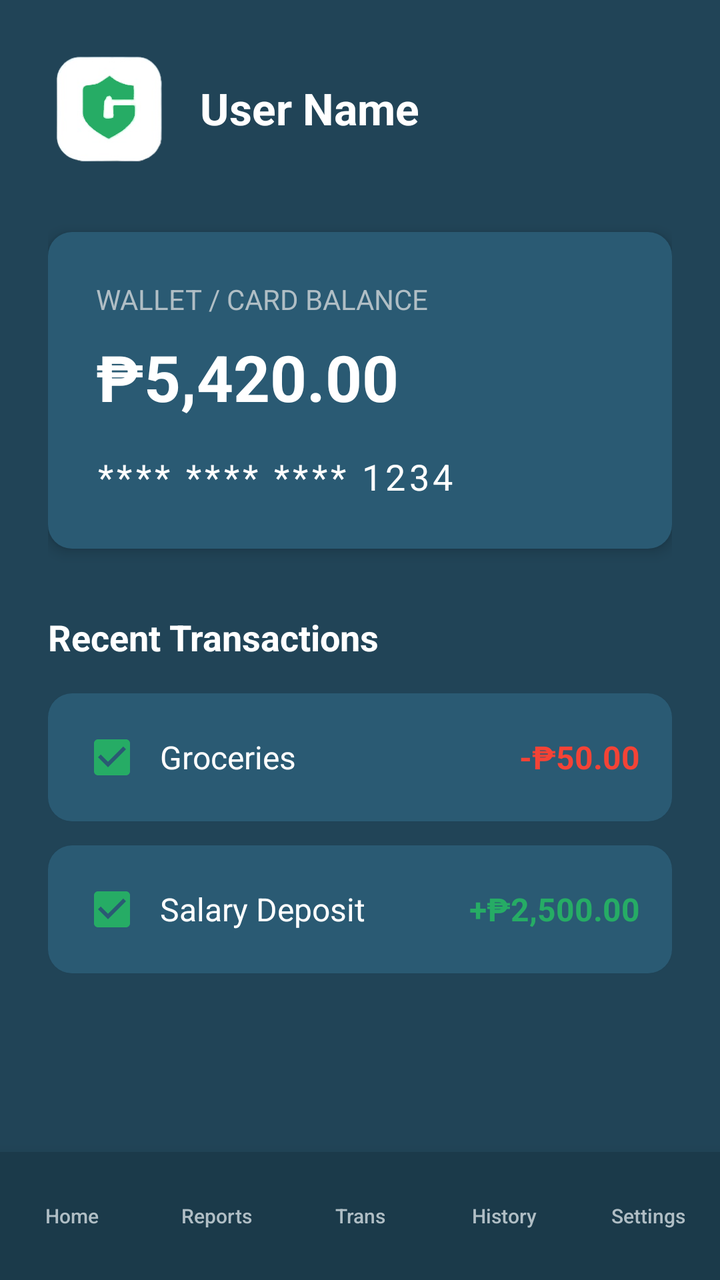
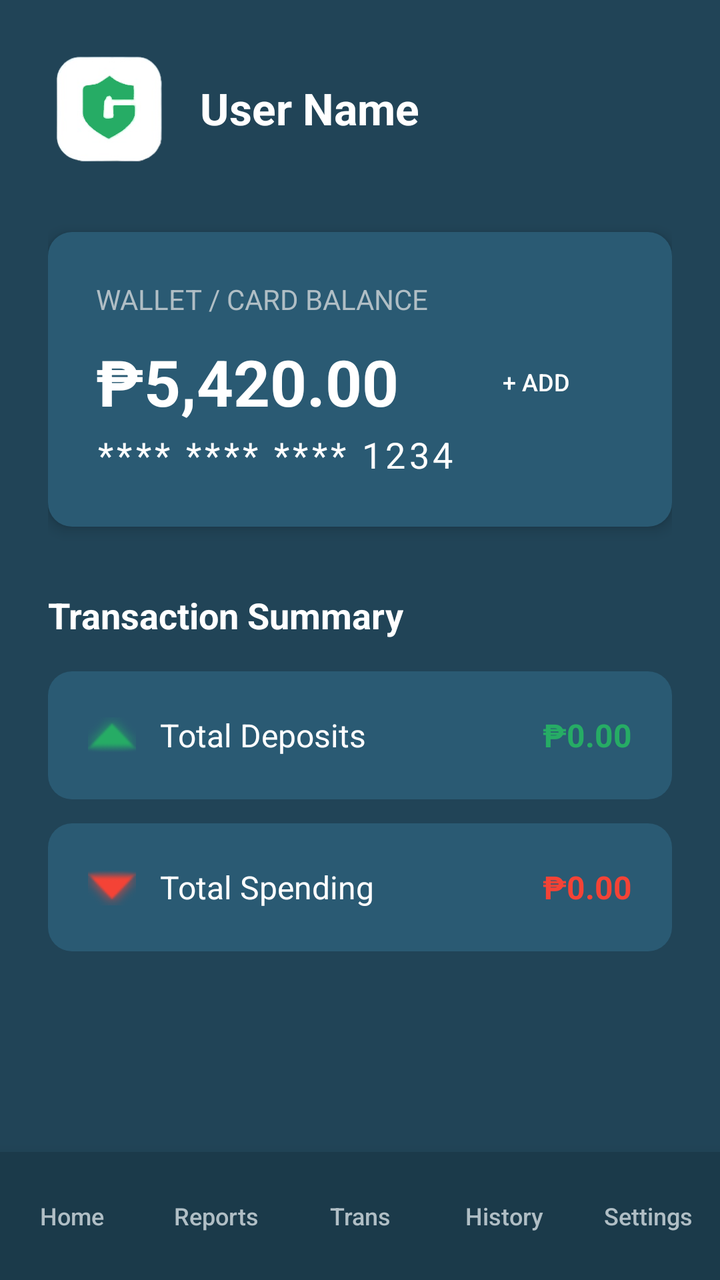

Two renders of the same Android screen: before a commit and after it. Below are the layout's source before the change and the commit's diff.
<!-- AndroidManifest.xml: application theme Theme.CashGuard -->
<!-- res/layout/activity_transactions.xml -->
<?xml version="1.0" encoding="utf-8"?>
<LinearLayout xmlns:android="http://schemas.android.com/apk/res/android"
    android:layout_width="match_parent"
    android:layout_height="match_parent"
    android:background="@color/dark_teal"
    android:orientation="vertical">

    <ScrollView
        android:layout_width="match_parent"
        android:layout_height="0dp"
        android:layout_weight="1">

        <LinearLayout
            android:layout_width="match_parent"
            android:layout_height="wrap_content"
            android:orientation="vertical"
            android:padding="24dp">

            
            <LinearLayout
                android:layout_width="match_parent"
                android:layout_height="wrap_content"
                android:orientation="horizontal"
                android:gravity="center_vertical"
                android:layout_marginBottom="32dp">

                <ImageView
                    android:layout_width="60dp"
                    android:layout_height="60dp"
                    android:src="@drawable/cashguard_logo"
                    android:layout_marginEnd="16dp"
                    android:contentDescription="Profile Image"/>

                <TextView
                    android:id="@+id/tvTransactionUser"
                    android:layout_width="wrap_content"
                    android:layout_height="wrap_content"
                    android:text="User Name"
                    android:textColor="@color/white"
                    android:textSize="22sp"
                    android:textStyle="bold"/>
            </LinearLayout>

            
            <LinearLayout
                android:layout_width="match_parent"
                android:layout_height="wrap_content"
                android:background="@drawable/bg_rounded_card"
                android:padding="24dp"
                android:orientation="vertical"
                android:layout_marginBottom="32dp"
                android:elevation="4dp">

                <TextView
                    android:layout_width="wrap_content"
                    android:layout_height="wrap_content"
                    android:text="Wallet / Card Balance"
                    android:textColor="@color/text_hint"
                    android:textSize="14sp"
                    android:textAllCaps="true"
                    android:layout_marginBottom="8dp"/>

                <TextView
                    android:layout_width="wrap_content"
                    android:layout_height="wrap_content"
                    android:text="₱5,420.00"
                    android:textColor="@color/white"
                    android:textSize="32sp"
                    android:textStyle="bold"
                    android:layout_marginBottom="16dp"/>

                <TextView
                    android:layout_width="wrap_content"
                    android:layout_height="wrap_content"
                    android:text="**** **** **** 1234"
                    android:textColor="@color/white"
                    android:textSize="18sp"
                    android:letterSpacing="0.1"/>
            </LinearLayout>

            
            <TextView
                android:layout_width="wrap_content"
                android:layout_height="wrap_content"
                android:text="Recent Transactions"
                android:textColor="@color/white"
                android:textSize="18sp"
                android:textStyle="bold"
                android:layout_marginBottom="16dp"/>

            <LinearLayout
                android:layout_width="match_parent"
                android:layout_height="wrap_content"
                android:orientation="vertical">
                
                <LinearLayout
                    android:layout_width="match_parent"
                    android:layout_height="wrap_content"
                    android:orientation="horizontal"
                    android:padding="16dp"
                    android:background="@drawable/bg_rounded_card"
                    android:layout_marginBottom="12dp"
                    android:gravity="center_vertical"
                    android:elevation="1dp">
                    <CheckBox android:layout_width="wrap_content" android:layout_height="wrap_content" android:checked="true" android:buttonTint="@color/accent_green"/>
                    <TextView android:layout_width="0dp" android:layout_height="wrap_content" android:layout_weight="1" android:text="Groceries" android:textColor="@color/white" android:textSize="16sp" android:layout_marginStart="8dp"/>
                    <TextView android:layout_width="wrap_content" android:layout_height="wrap_content" android:text="-₱50.00" android:textColor="@color/error_red" android:textStyle="bold" android:textSize="16sp"/>
                </LinearLayout>

                
                <LinearLayout
                    android:layout_width="match_parent"
                    android:layout_height="wrap_content"
                    android:orientation="horizontal"
                    android:padding="16dp"
                    android:background="@drawable/bg_rounded_card"
                    android:layout_marginBottom="12dp"
                    android:gravity="center_vertical"
                    android:elevation="1dp">
                    <CheckBox android:layout_width="wrap_content" android:layout_height="wrap_content" android:checked="true" android:buttonTint="@color/accent_green"/>
                    <TextView android:layout_width="0dp" android:layout_height="wrap_content" android:layout_weight="1" android:text="Salary Deposit" android:textColor="@color/white" android:textSize="16sp" android:layout_marginStart="8dp"/>
                    <TextView android:layout_width="wrap_content" android:layout_height="wrap_content" android:text="+₱2,500.00" android:textColor="@color/accent_green" android:textStyle="bold" android:textSize="16sp"/>
                </LinearLayout>
            </LinearLayout>

        </LinearLayout>
    </ScrollView>

    <include layout="@layout/layout_bottom_nav"/>

</LinearLayout>
<!-- res/layout/layout_bottom_nav.xml (included above) -->
<?xml version="1.0" encoding="utf-8"?>
<LinearLayout xmlns:android="http://schemas.android.com/apk/res/android"
    android:layout_width="match_parent"
    android:layout_height="wrap_content"
    android:background="#1B3A4A"
    android:orientation="horizontal"
    android:paddingTop="8dp"
    android:paddingBottom="8dp"
    android:elevation="12dp">

    <Button
        android:id="@+id/btnNavHome"
        android:layout_width="0dp"
        android:layout_height="wrap_content"
        android:layout_weight="1"
        android:text="Home"
        android:textSize="10sp"
        android:background="@android:color/transparent"
        android:textColor="@color/text_hint"
        android:textAllCaps="false"
        style="?android:attr/borderlessButtonStyle"/>

    <Button
        android:id="@+id/btnNavReports"
        android:layout_width="0dp"
        android:layout_height="wrap_content"
        android:layout_weight="1"
        android:text="Reports"
        android:textSize="10sp"
        android:background="@android:color/transparent"
        android:textColor="@color/text_hint"
        android:textAllCaps="false"
        style="?android:attr/borderlessButtonStyle"/>

    <Button
        android:id="@+id/btnNavTransactions"
        android:layout_width="0dp"
        android:layout_height="wrap_content"
        android:layout_weight="1"
        android:text="Trans"
        android:textSize="10sp"
        android:background="@android:color/transparent"
        android:textColor="@color/text_hint"
        android:textAllCaps="false"
        style="?android:attr/borderlessButtonStyle"/>

    <Button
        android:id="@+id/btnNavHistory"
        android:layout_width="0dp"
        android:layout_height="wrap_content"
        android:layout_weight="1"
        android:text="History"
        android:textSize="10sp"
        android:background="@android:color/transparent"
        android:textColor="@color/text_hint"
        android:textAllCaps="false"
        style="?android:attr/borderlessButtonStyle"/>

    <Button
        android:id="@+id/btnNavSettings"
        android:layout_width="0dp"
        android:layout_height="wrap_content"
        android:layout_weight="1"
        android:text="Settings"
        android:textSize="10sp"
        android:background="@android:color/transparent"
        android:textColor="@color/text_hint"
        android:textAllCaps="false"
        style="?android:attr/borderlessButtonStyle"/>
</LinearLayout>
<!-- resources referenced by this layout -->
<resources>
  <color name="accent_green">#26AC65</color>
  <color name="dark_teal">#214457</color>
  <color name="error_red">#F44336</color>
  <color name="text_hint">#B0BEC5</color>
  <color name="white">#FFFFFF</color>
  <!-- drawable bg_rounded_card (drawable) -->
  <?xml version="1.0" encoding="utf-8"?>
  <shape xmlns:android="http://schemas.android.com/apk/res/android">
      <solid android:color="#2A5A73" />
      <corners android:radius="12dp" />
  </shape>
  <!-- drawable cashguard_logo: png bitmap (drawable, 86222 bytes) -->
  <style name="Theme.CashGuard" parent="Theme.AppCompat.DayNight.NoActionBar">
          
          <item name="colorPrimary">@color/dark_teal</item>
          <item name="colorPrimaryDark">@color/black</item>
          <item name="colorAccent">@color/accent_green</item>
  
          
          <item name="android:windowBackground">@color/dark_teal</item>
          <item name="android:statusBarColor">@color/dark_teal</item>
      </style>
  <color name="black">#000000</color>
</resources>

<!-- the commit's change to res/layout/activity_transactions.xml (unified diff, before → after) -->
@@ -1,5 +1,6 @@
 <?xml version="1.0" encoding="utf-8"?>
 <LinearLayout xmlns:android="http://schemas.android.com/apk/res/android"
+    xmlns:app="http://schemas.android.com/apk/res-auto"
     android:layout_width="match_parent"
     android:layout_height="match_parent"
     android:background="@color/dark_teal"
@@ -60,14 +61,31 @@
                     android:textAllCaps="true"
                     android:layout_marginBottom="8dp"/>
 
-                <TextView
-                    android:layout_width="wrap_content"
-                    android:layout_height="wrap_content"
-                    android:text="₱5,420.00"
-                    android:textColor="@color/white"
-                    android:textSize="32sp"
-                    android:textStyle="bold"
-                    android:layout_marginBottom="16dp"/>
+                <LinearLayout
+                    android:layout_width="match_parent"
+                    android:layout_height="wrap_content"
+                    android:orientation="horizontal"
+                    android:gravity="center_vertical">
+                    <TextView
+                        android:id="@+id/tvWalletBalance"
+                        android:layout_width="0dp"
+                        android:layout_height="wrap_content"
+                        android:layout_weight="1"
+                        android:text="₱5,420.00"
+                        android:textColor="@color/white"
+                        android:textSize="32sp"
+                        android:textStyle="bold"/>
+                    <Button
+                        android:id="@+id/btnAddBalance"
+                        android:layout_width="wrap_content"
+                        android:layout_height="wrap_content"
+                        android:text="+ Add"
+                        android:textSize="12sp"
+                        android:backgroundTint="@color/accent_green"
+                        android:textColor="@color/white"
+                        android:padding="8dp"
+                        style="?android:attr/borderlessButtonStyle"/>
+                </LinearLayout>
 
                 <TextView
                     android:layout_width="wrap_content"
@@ -82,7 +100,7 @@
             <TextView
                 android:layout_width="wrap_content"
                 android:layout_height="wrap_content"
-                android:text="Recent Transactions"
+                android:text="Transaction Summary"
                 android:textColor="@color/white"
                 android:textSize="18sp"
                 android:textStyle="bold"
@@ -92,34 +110,69 @@
                 android:layout_width="match_parent"
                 android:layout_height="wrap_content"
                 android:orientation="vertical">
+
                 
                 <LinearLayout
                     android:layout_width="match_parent"
                     android:layout_height="wrap_content"
+                    android:background="@drawable/bg_rounded_card"
+                    android:padding="20dp"
+                    android:layout_marginBottom="12dp"
                     android:orientation="horizontal"
-                    android:padding="16dp"
-                    android:background="@drawable/bg_rounded_card"
-                    android:layout_marginBottom="12dp"
-                    android:gravity="center_vertical"
-                    android:elevation="1dp">
-                    <CheckBox android:layout_width="wrap_content" android:layout_height="wrap_content" android:checked="true" android:buttonTint="@color/accent_green"/>
-                    <TextView android:layout_width="0dp" android:layout_height="wrap_content" android:layout_weight="1" android:text="Groceries" android:textColor="@color/white" android:textSize="16sp" android:layout_marginStart="8dp"/>
-                    <TextView android:layout_width="wrap_content" android:layout_height="wrap_content" android:text="-₱50.00" android:textColor="@color/error_red" android:textStyle="bold" android:textSize="16sp"/>
+                    android:gravity="center_vertical">
+                    <ImageView
+                        android:layout_width="24dp"
+                        android:layout_height="24dp"
+                        android:src="@android:drawable/arrow_down_float"
+                        android:rotation="180"
+                        app:tint="@color/accent_green"/>
+                    <TextView
+                        android:layout_width="0dp"
+                        android:layout_height="wrap_content"
+                        android:layout_weight="1"
+                        android:text="Total Deposits"
+                        android:textColor="@color/white"
+                        android:textSize="16sp"
+                        android:layout_marginStart="12dp"/>
+                    <TextView
+                        android:id="@+id/tvTotalDeposits"
+                        android:layout_width="wrap_content"
+                        android:layout_height="wrap_content"
+                        android:text="₱0.00"
+                        android:textColor="@color/accent_green"
+                        android:textStyle="bold"
+                        android:textSize="16sp"/>
                 </LinearLayout>
 
                 
                 <LinearLayout
                     android:layout_width="match_parent"
                     android:layout_height="wrap_content"
+                    android:background="@drawable/bg_rounded_card"
+                    android:padding="20dp"
                     android:orientation="horizontal"
-                    android:padding="16dp"
-                    android:background="@drawable/bg_rounded_card"
-                    android:layout_marginBottom="12dp"
-                    android:gravity="center_vertical"
-                    android:elevation="1dp">
-                    <CheckBox android:layout_width="wrap_content" android:layout_height="wrap_content" android:checked="true" android:buttonTint="@color/accent_green"/>
-                    <TextView android:layout_width="0dp" android:layout_height="wrap_content" android:layout_weight="1" android:text="Salary Deposit" android:textColor="@color/white" android:textSize="16sp" android:layout_marginStart="8dp"/>
-                    <TextView android:layout_width="wrap_content" android:layout_height="wrap_content" android:text="+₱2,500.00" android:textColor="@color/accent_green" android:textStyle="bold" android:textSize="16sp"/>
+                    android:gravity="center_vertical">
+                    <ImageView
+                        android:layout_width="24dp"
+                        android:layout_height="24dp"
+                        android:src="@android:drawable/arrow_down_float"
+                        app:tint="@color/error_red"/>
+                    <TextView
+                        android:layout_width="0dp"
+                        android:layout_height="wrap_content"
+                        android:layout_weight="1"
+                        android:text="Total Spending"
+                        android:textColor="@color/white"
+                        android:textSize="16sp"
+                        android:layout_marginStart="12dp"/>
+                    <TextView
+                        android:id="@+id/tvTotalWithdrawals"
+                        android:layout_width="wrap_content"
+                        android:layout_height="wrap_content"
+                        android:text="₱0.00"
+                        android:textColor="@color/error_red"
+                        android:textStyle="bold"
+                        android:textSize="16sp"/>
                 </LinearLayout>
             </LinearLayout>
 
@@ -146,7 +199,7 @@
         android:layout_height="wrap_content"
         android:layout_weight="1"
         android:text="Home"
-        android:textSize="10sp"
+        android:textSize="12sp"
         android:background="@android:color/transparent"
         android:textColor="@color/text_hint"
         android:textAllCaps="false"
@@ -158,7 +211,7 @@
         android:layout_height="wrap_content"
         android:layout_weight="1"
         android:text="Reports"
-        android:textSize="10sp"
+        android:textSize="12sp"
         android:background="@android:color/transparent"
         android:textColor="@color/text_hint"
         android:textAllCaps="false"
@@ -170,7 +223,7 @@
         android:layout_height="wrap_content"
         android:layout_weight="1"
         android:text="Trans"
-        android:textSize="10sp"
+        android:textSize="12sp"
         android:background="@android:color/transparent"
         android:textColor="@color/text_hint"
         android:textAllCaps="false"
@@ -182,7 +235,7 @@
         android:layout_height="wrap_content"
         android:layout_weight="1"
         android:text="History"
-        android:textSize="10sp"
+        android:textSize="12sp"
         android:background="@android:color/transparent"
         android:textColor="@color/text_hint"
         android:textAllCaps="false"
@@ -194,7 +247,7 @@
         android:layout_height="wrap_content"
         android:layout_weight="1"
         android:text="Settings"
-        android:textSize="10sp"
+        android:textSize="12sp"
         android:background="@android:color/transparent"
         android:textColor="@color/text_hint"
         android:textAllCaps="false"
